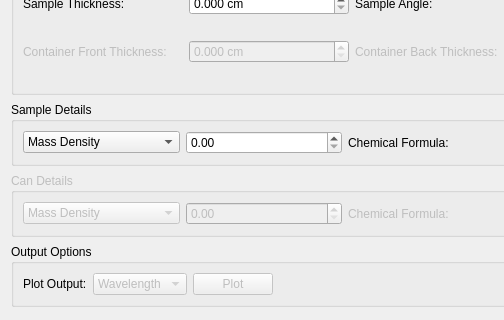
The window that MantidQt/CustomInterfaces/inc/MantidQtCustomInterfaces/Indirect/CalculatePaalmanPings.ui (mantidproject/mantid) describes before a commit, drawn with Qt 5; both pictures show x 0 to 504 and y 255 to 575 of the 703 by 575 pixel window.
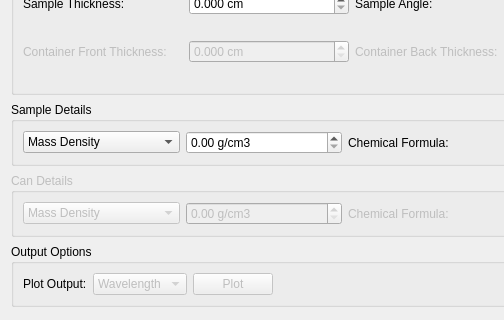
The same window after the commit. Custom widgets are drawn as their Qt base class.

Commit message: Re #18470 toggle unit of mass/number density

Patch:
```diff
--- a/MantidQt/CustomInterfaces/inc/MantidQtCustomInterfaces/Indirect/CalculatePaalmanPings.ui
+++ b/MantidQt/CustomInterfaces/inc/MantidQtCustomInterfaces/Indirect/CalculatePaalmanPings.ui
@@ -684,6 +684,9 @@
       </item>
       <item row="0" column="1">
        <widget class="QDoubleSpinBox" name="spSampleDensity">
+        <property name="suffix">
+         <string> g/cm3</string>
+        </property>
         <property name="maximum">
          <double>9999.989999999999782</double>
         </property>
@@ -755,6 +758,9 @@
       </item>
       <item row="0" column="1">
        <widget class="QDoubleSpinBox" name="spCanDensity">
+        <property name="suffix">
+         <string> g/cm3</string>
+        </property>
         <property name="maximum">
          <double>9999.989999999999782</double>
         </property>
```
The commit also changes 2 other files.
